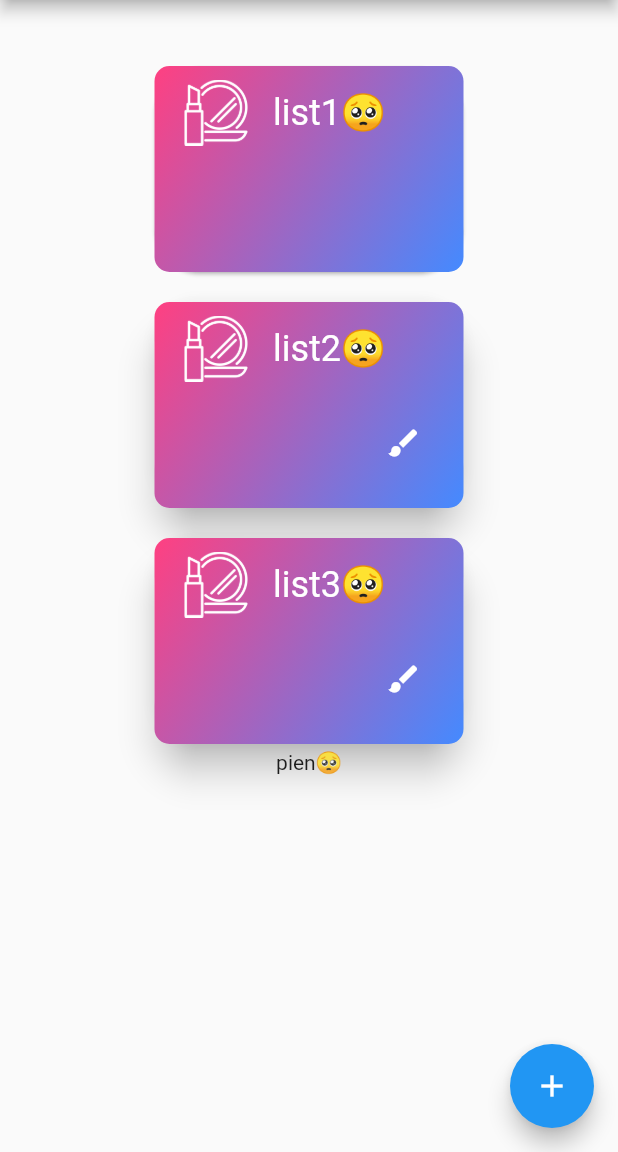
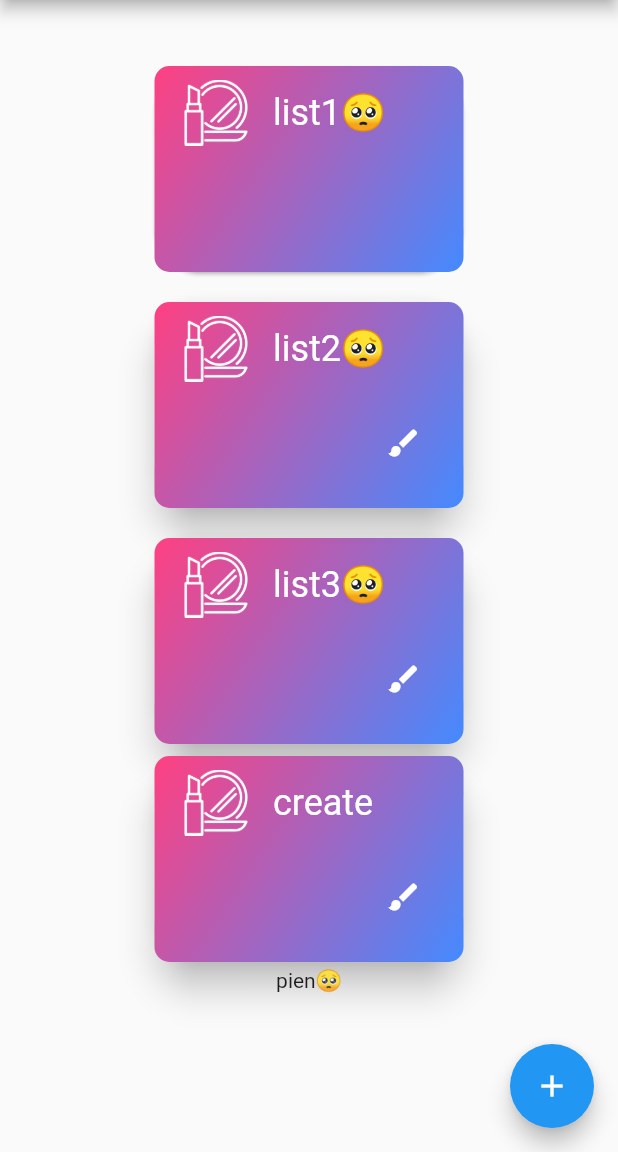
Before and after one commit to harunonsystem/makeuplist, a Flutter app: the screen it shows after launch, on a phone screen of 412 x 824 dp, the part 84-1236 px from its top. Run offline on Flutter 3.47's test engine with Material 2 defaults, Android fonts, the light colour scheme and no system bars; our stand-ins replace image_picker, splashscreen.

```diff
--- a/lib/home_page.dart
+++ b/lib/home_page.dart
@@ -207,6 +207,55 @@ class _HomePageState extends State<HomePage> {
                 ),
               ),
             ),
+            GestureDetector(
+              onTap: () {
+                Navigator.of(context).pushNamed('/create');
+              },
+              child: Card(
+                shape: RoundedRectangleBorder(
+                    borderRadius: BorderRadius.circular(30.0)),
+                elevation: 10,
+                child: Container(
+                  decoration: BoxDecoration(
+                      borderRadius: BorderRadius.circular(10.0),
+                      gradient: LinearGradient(
+                          begin: Alignment.topLeft,
+                          end: Alignment.bottomRight,
+                          colors: [Colors.pinkAccent, Colors.blueAccent])),
+                  width: MediaQuery.of(context).size.width / 2,
+                  height: MediaQuery.of(context).size.height / 6,
+                  child: Column(
+                    children: <Widget>[
+                       Padding(
+                         padding: const EdgeInsets.all(3.0),
+                         child: ListTile(
+                          leading: ConstrainedBox(
+                            constraints: BoxConstraints(maxHeight: 44, maxWidth: 44, minHeight: 44, minWidth: 44),
+                            child: Image.asset('assets/icon/makeup.png', fit: BoxFit.cover, color: Colors.white,),
+                          ),
+                          title: const Text('create',
+                              style:
+                                  TextStyle(fontSize: 24.0, color: Colors.white)),
+                      ),
+                       ),
+                      ButtonTheme.bar(
+                        child: ButtonBar(
+                          children: <Widget>[
+                            FlatButton(
+                              child: const Icon(
+                                Icons.brush,
+                                color: Colors.white,
+                              ),
+                              onPressed: () {},
+                            )
+                          ],
+                        ),
+                      )
+                    ],
+                  ),
+                ),
+              ),
+            ),
             Container(child: Text(showPien)),
           ],
         ),
--- a/lib/main.dart
+++ b/lib/main.dart
@@ -1,4 +1,5 @@
 import 'package:flutter/material.dart';
+import 'package:makeup/card_create.dart';
 import 'package:makeup/card_default.dart';
 import 'package:makeup/card_detail.dart';
 import 'package:makeup/home_page.dart';
@@ -16,6 +17,7 @@ class MyApp extends StatelessWidget {
       home: Splash(),
       initialRoute: '/',
       routes: <String, WidgetBuilder>{
+        '/create': (BuildContext context) => Create() ,
         '/detail': (BuildContext context) => CardDetail(),
         '/default': (BuildContext context) => CardDefault(),
       },
--- a/pubspec.yaml
+++ b/pubspec.yaml
@@ -25,6 +25,8 @@ dependencies:
   cupertino_icons: ^0.1.2
 
   splashscreen: ^1.2.0
+  image_picker: ^0.6.7+2
+  flutter_plugin_android_lifecycle: ^1.0.5
 
 dev_dependencies:
   flutter_test:
```
Also changed, not shown: lib/card_create.dart (+87 -37 lines), pubspec.lock, 5 other files.
